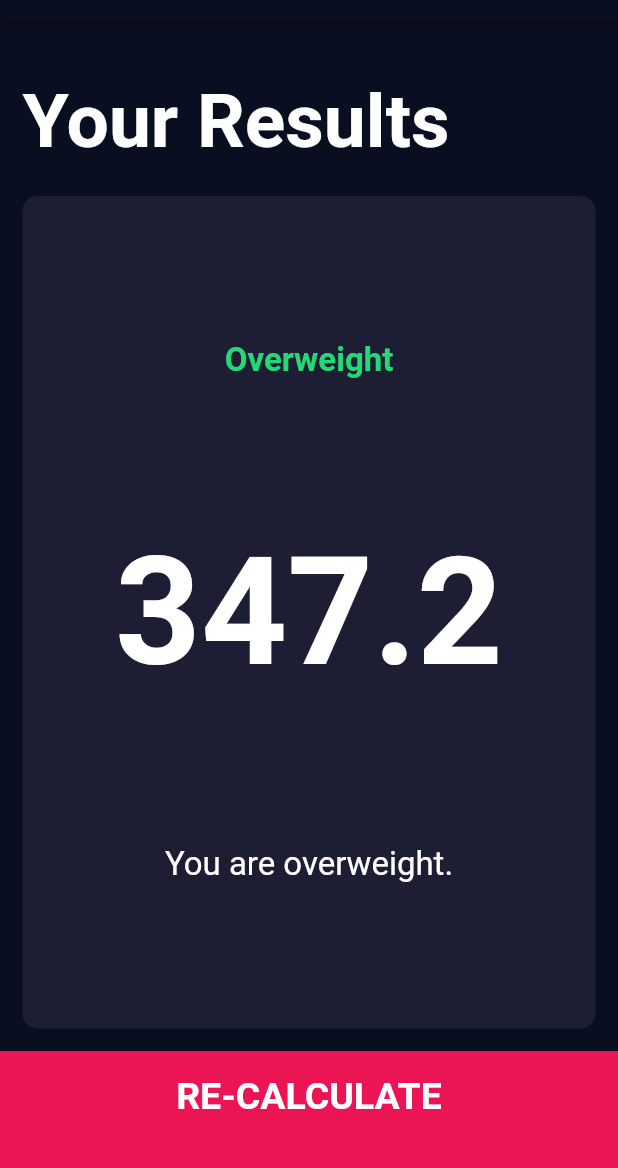
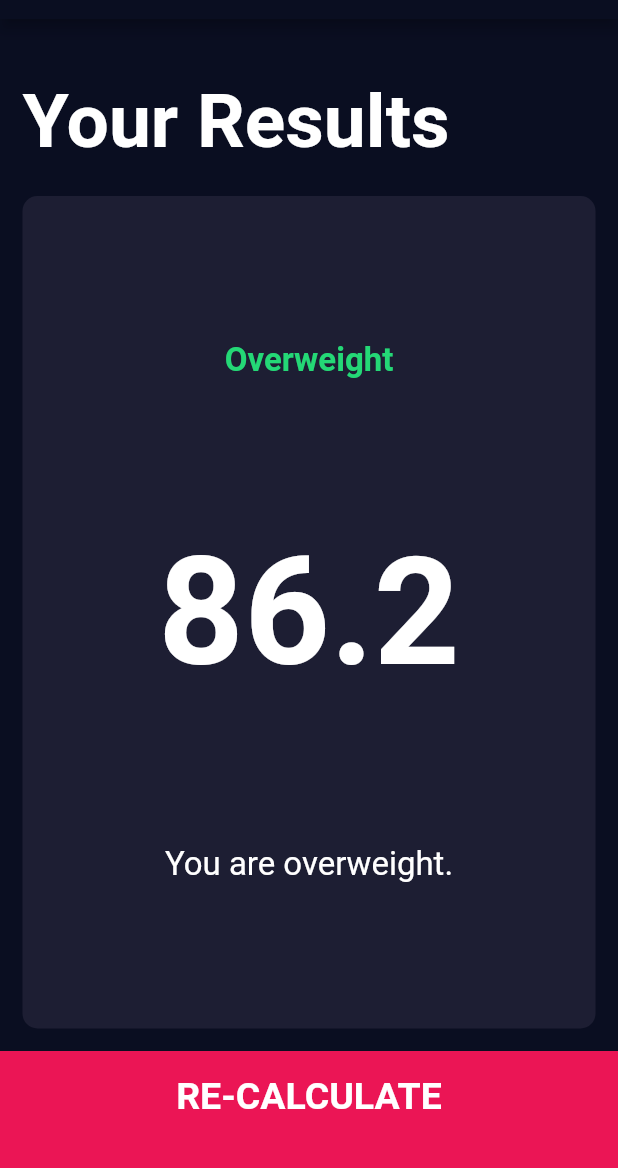
Before and after one commit to KhalidWar/bmi_calculator_advanced, a Flutter app: the screen it shows after launch, after a tap on "CALCULATE", on a phone screen of 412 x 824 dp, the part 65-1233 px from its top. Run offline on Flutter 3.47's test engine with Material 2 defaults, Android fonts, the phone set to English and light mode, and no system bars; our stand-ins replace font_awesome_flutter.

Commit message:
Fixed calculation error where app would mix imperial and metric equations. App now calculates both accurately.

```diff
--- a/lib/screens/home_screen.dart
+++ b/lib/screens/home_screen.dart
@@ -284,8 +284,11 @@ class _HomeScreenState extends State<HomeScreen> {
           CalculateButton(
             text: 'CALCULATE',
             onPress: () {
-              CalculatorBrain calculatorBrain =
-                  CalculatorBrain(height: height, weight: weightKg);
+              CalculatorBrain calculatorBrain = CalculatorBrain(
+                isImperial: isImperial,
+                height: height,
+                weight: isImperial ? weightLbs : weightKg,
+              );
               Navigator.push(
                 context,
                 MaterialPageRoute(
--- a/lib/services/calculator_brain.dart
+++ b/lib/services/calculator_brain.dart
@@ -1,16 +1,22 @@
 import 'dart:math';
 
 class CalculatorBrain {
-  CalculatorBrain({this.height, this.weight});
+  CalculatorBrain({this.height, this.weight, this.isImperial});
 
   final height;
   final weight;
+  final isImperial;
 
   double _bmi;
 
   String calculateBMI() {
-    _bmi = weight / pow(height / 100, 2);
-    return _bmi.toStringAsFixed(1);
+    if (isImperial) {
+      _bmi = 703 * weight / pow(height, 2);
+      return _bmi.toStringAsFixed(1);
+    } else {
+      _bmi = weight / pow(height / 100, 2);
+      return _bmi.toStringAsFixed(1);
+    }
   }
 
   String getResult() {
```
